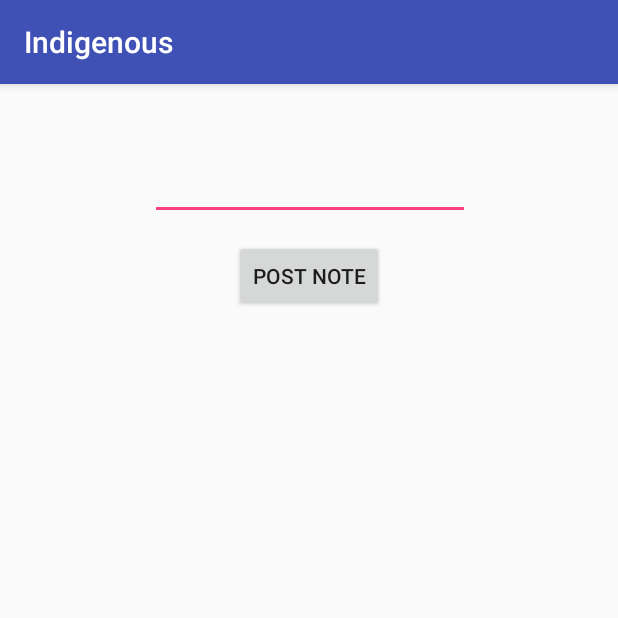
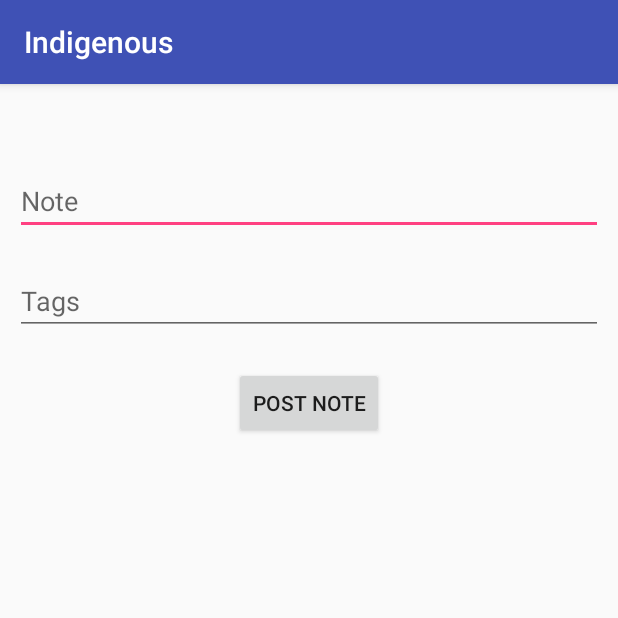
Before and after one commit to IndiePass/indiepass-android, an Android app: the NoteActivity screen opened directly, with no data from a screen before it, after a tap on "POST NOTE", on a phone screen of 412 x 824 dp, the top half of it. Run offline under Robolectric (Android 15) with nearby library versions, the phone set to English and light mode, and no system bars; our stand-ins replace Volley; network calls fail.

Commit message:
Hello tags

```diff
--- a/app/src/main/java/com/indieweb/indigenous/NoteActivity.java
+++ b/app/src/main/java/com/indieweb/indigenous/NoteActivity.java
@@ -18,13 +18,17 @@ import com.android.volley.VolleyError;
 import com.android.volley.toolbox.StringRequest;
 import com.android.volley.toolbox.Volley;
 
+import java.util.ArrayList;
+import java.util.Arrays;
 import java.util.HashMap;
+import java.util.List;
 import java.util.Map;
 
 public class NoteActivity extends AppCompatActivity {
 
     Button createPost;
     EditText note;
+    EditText tags;
 
     @Override
     protected void onCreate(Bundle savedInstanceState) {
@@ -44,6 +48,7 @@ public class NoteActivity extends AppCompatActivity {
             RequestQueue queue = Volley.newRequestQueue(getApplicationContext());
 
             note = findViewById(R.id.noteText);
+            tags = findViewById(R.id.noteTags);
             SharedPreferences preferences = getSharedPreferences("indigenous", MODE_PRIVATE);
             String MicropubEndPoint = preferences.getString("micropub_endpoint", "");
 
@@ -74,8 +79,20 @@ public class NoteActivity extends AppCompatActivity {
                 protected Map<String, String> getParams() {
                     Map<String, String> params = new HashMap<String, String>();
 
+                    // Content and entry.
                     params.put("h", "entry");
                     params.put("content", note.getText().toString());
+
+                    // Tags.
+                    // TODO make sure the UI is ok
+                    List<String> tagsList = new ArrayList<>(Arrays.asList(tags.getText().toString().split(",")));
+                    int i = 0;
+                    for (String tag: tagsList) {
+                        if (tag.length() > 0) {
+                            params.put("category["+ i +"]", tag);
+                            i++;
+                        }
+                    }
 
                     return params;
                 }
--- a/app/src/main/res/layout/activity_note.xml
+++ b/app/src/main/res/layout/activity_note.xml
@@ -1,17 +1,32 @@
 <?xml version="1.0" encoding="utf-8"?>
 <android.support.constraint.ConstraintLayout xmlns:android="http://schemas.android.com/apk/res/android"
+    xmlns:app="http://schemas.android.com/apk/res-auto"
     xmlns:tools="http://schemas.android.com/tools"
+    android:padding="10dp"
     android:layout_width="match_parent"
-    android:layout_height="match_parent"
-    xmlns:app="http://schemas.android.com/apk/res-auto">
+    android:layout_height="match_parent">
 
     <EditText
         android:id="@+id/noteText"
-        android:layout_width="wrap_content"
+        android:layout_width="0dp"
         android:layout_height="wrap_content"
         android:layout_marginTop="45dp"
         android:ems="10"
+        android:hint="@string/note"
         android:inputType="textMultiLine"
+        app:layout_constraintEnd_toEndOf="parent"
+        app:layout_constraintHorizontal_bias="0.502"
+        app:layout_constraintStart_toStartOf="parent"
+        app:layout_constraintTop_toTopOf="parent" />
+
+    <EditText
+        android:id="@+id/noteTags"
+        android:layout_width="0dp"
+        android:layout_height="wrap_content"
+        android:layout_marginTop="112dp"
+        android:ems="10"
+        android:hint="@string/tags"
+        android:inputType="text"
         app:layout_constraintEnd_toEndOf="parent"
         app:layout_constraintHorizontal_bias="0.502"
         app:layout_constraintStart_toStartOf="parent"
@@ -21,9 +36,10 @@
         android:id="@+id/createNoteButton"
         android:layout_width="wrap_content"
         android:layout_height="wrap_content"
-        android:layout_marginTop="13dp"
+        android:layout_marginTop="88dp"
         android:text="@string/post_note"
         app:layout_constraintEnd_toEndOf="parent"
+        app:layout_constraintHorizontal_bias="0.501"
         app:layout_constraintStart_toStartOf="parent"
         app:layout_constraintTop_toBottomOf="@+id/noteText" />
 
--- a/app/src/main/res/values/strings.xml
+++ b/app/src/main/res/values/strings.xml
@@ -4,4 +4,6 @@
     <string name="sign_in_with_domain">Sign in with domain</string>
     <string name="post_note">Post note</string>
     <string name="no_posts_found">No posts found</string>
+    <string name="tags">Tags</string>
+    <string name="note">Note</string>
 </resources>
```
Also changed, not shown: 1 other file.
